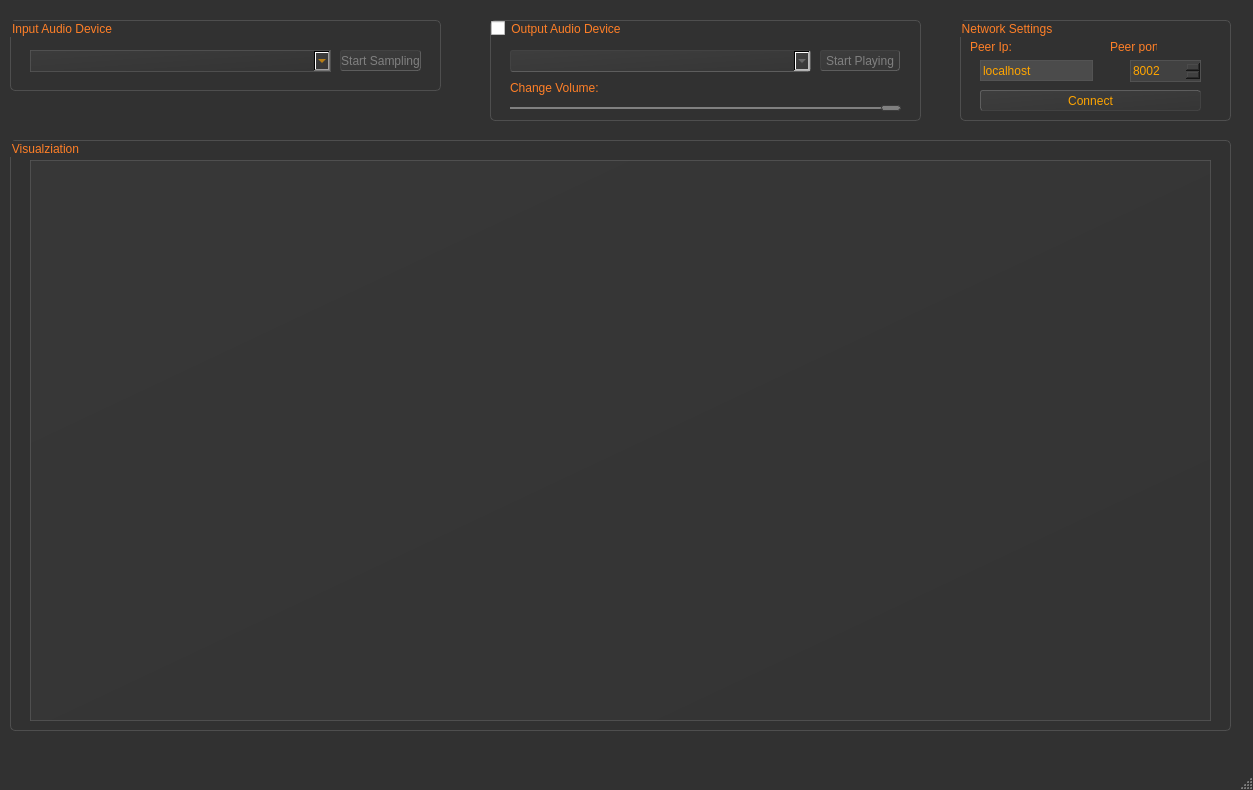
scyphio122/Live_Audio_Streaming_App, file mainwindow.ui: the form before one commit.
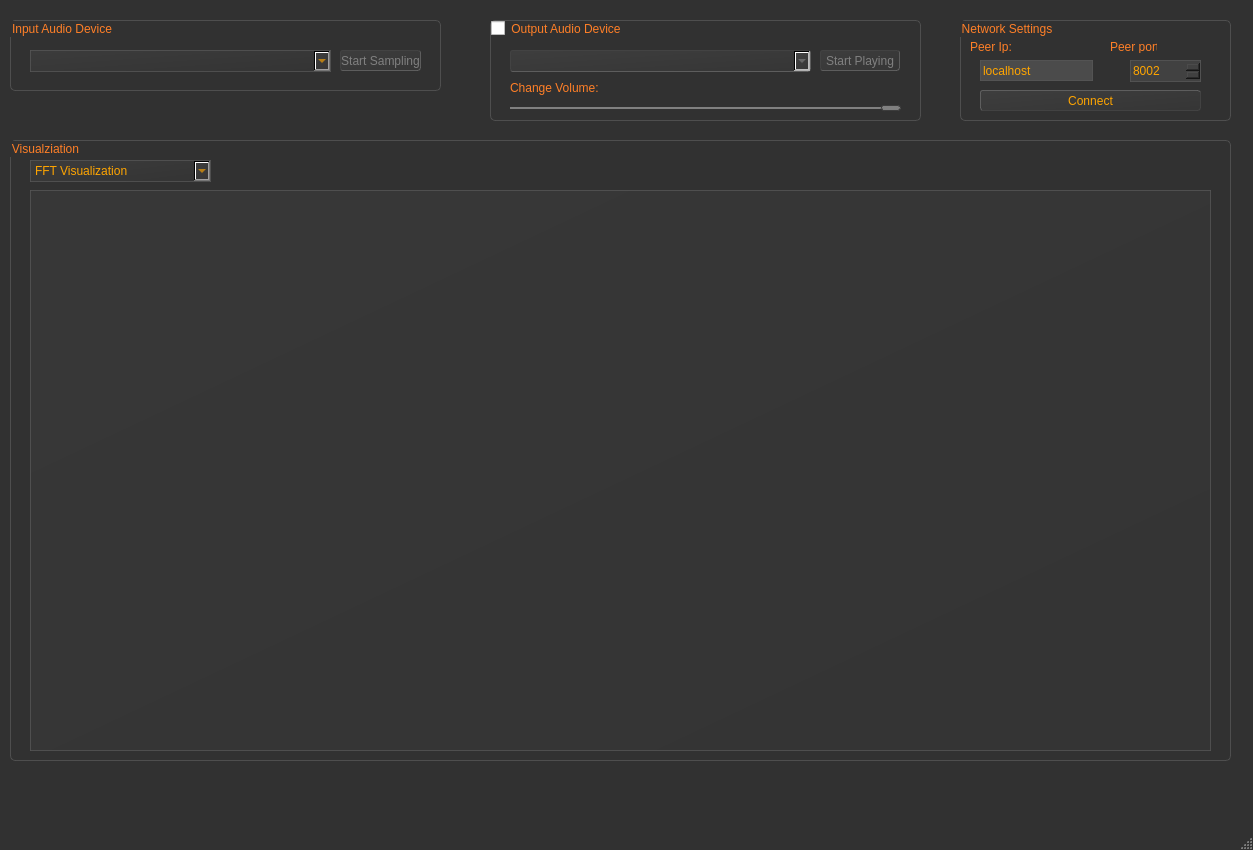
The form after the commit.

Patch:
```diff
--- a/mainwindow.ui
+++ b/mainwindow.ui
@@ -7,19 +7,19 @@
     <x>0</x>
     <y>0</y>
     <width>1253</width>
-    <height>790</height>
+    <height>850</height>
    </rect>
   </property>
   <property name="minimumSize">
    <size>
     <width>1253</width>
-    <height>790</height>
+    <height>850</height>
    </size>
   </property>
   <property name="maximumSize">
    <size>
     <width>1253</width>
-    <height>790</height>
+    <height>850</height>
    </size>
   </property>
   <property name="windowTitle">
@@ -327,7 +327,7 @@
       <x>10</x>
       <y>140</y>
       <width>1221</width>
-      <height>591</height>
+      <height>621</height>
      </rect>
     </property>
     <property name="styleSheet">
@@ -349,7 +349,7 @@
      <property name="geometry">
       <rect>
        <x>20</x>
-       <y>20</y>
+       <y>50</y>
        <width>1181</width>
        <height>561</height>
       </rect>
@@ -379,6 +379,46 @@
       <bool>false</bool>
      </property>
     </widget>
+    <widget class="QComboBox" name="cB_Visualization">
+     <property name="geometry">
+      <rect>
+       <x>20</x>
+       <y>20</y>
+       <width>181</width>
+       <height>22</height>
+      </rect>
+     </property>
+     <property name="styleSheet">
+      <string notr="true">QComboBox:enabled
+{
+    color:orange;
+    background-color: qlineargradient(x1:0, y1:0, x2:1,y2:1, stop: 1 rgba(55, 55, 55, 100), stop: 0 rgba(75, 75, 75, 100));
+    border-color: rgba(85,85,85,200);
+    border-width: 1px;
+    border-style: solid;
+}
+
+QComboBox:disabled
+{
+    color:gray;
+    background-color: qlineargradient(x1:0, y1:0, x2:1,y2:1, stop: 1 rgba(60, 60, 60, 100), stop: 0 rgba(80, 80, 80, 100));
+    border-color: rgba(70,70,70,200);
+    border-width: 1px;
+    border-style: inset;
+	border-radius:3;
+}</string>
+     </property>
+     <item>
+      <property name="text">
+       <string>FFT Visualization</string>
+      </property>
+     </item>
+     <item>
+      <property name="text">
+       <string>Signal Visualization</string>
+      </property>
+     </item>
+    </widget>
    </widget>
    <widget class="QGroupBox" name="gB_networkSettings">
     <property name="geometry">
```
